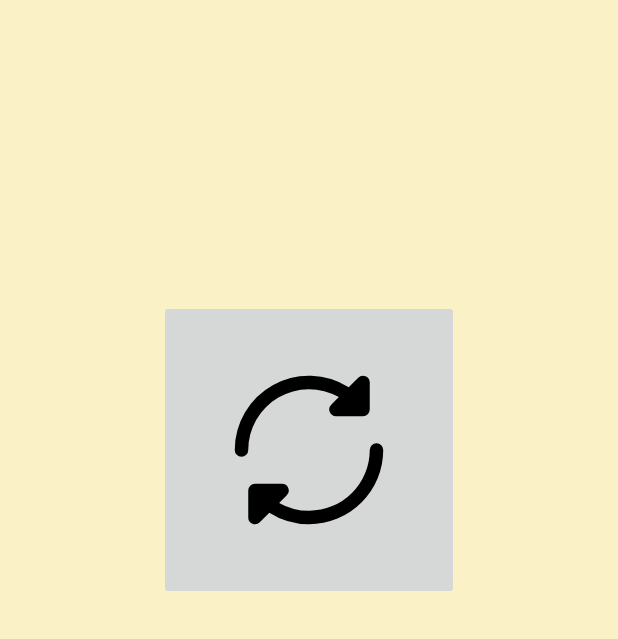
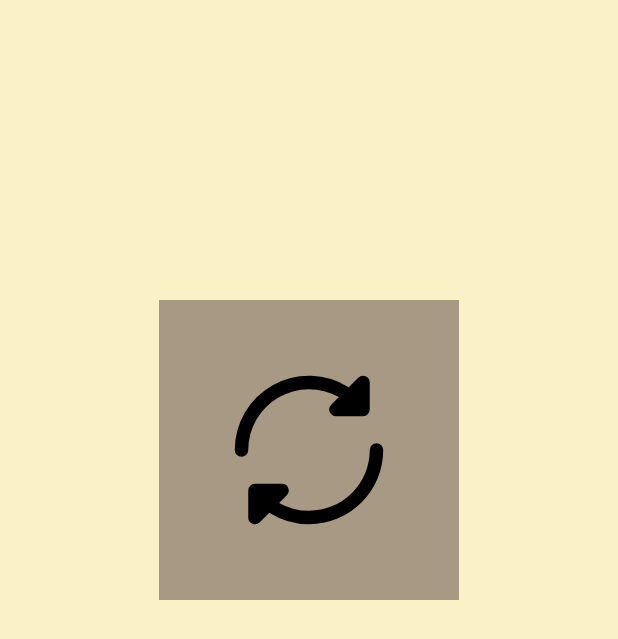
Before and after one commit to HaikalMPPH/JuniorMobilePBO, an Android app: the KoneksiActivity screen opened directly, with no data from a screen before it, on a phone screen of 412 x 824 dp. Shown: the top 639 px of the screen. Run offline under Robolectric (Android 15) with nearby library versions, the phone set to English and light mode, and no system bars; 1 statement that could not run was skipped.

Commit message:
ganti warna mati nyala

```diff
--- a/app/src/main/res/layout/activity_koneksi.xml
+++ b/app/src/main/res/layout/activity_koneksi.xml
@@ -11,6 +11,7 @@
         android:id="@+id/btnCheck"
         android:layout_width="200dp"
         android:layout_height="200dp"
+        android:background="@color/gruv_grey2"
         android:src="@drawable/reload_foreground"
 
         android:layout_marginTop="200dp"
--- a/app/src/main/res/values/colors.xml
+++ b/app/src/main/res/values/colors.xml
@@ -8,8 +8,10 @@
     <color name="gruv_bg2">#F9F5D7</color>
     <color name="gruv_fg">#3c3836</color>
     <color name="gruv_grey">#7c6f64</color>
+    <color name="gruv_grey2">#a89984</color>
     <color name="gruv_green">#98971a</color>
     <color name="gruv_aqua">#689d6a</color>
+    <color name="gruv_red">#fb4934</color>
 
     <color name="biru">#337dff</color>
     <color name="orange">#fca220</color>
```
Also changed, not shown: app/src/main/java/com/sugiartha/juniorandroid/KoneksiActivity.java (+6 -2 lines).
